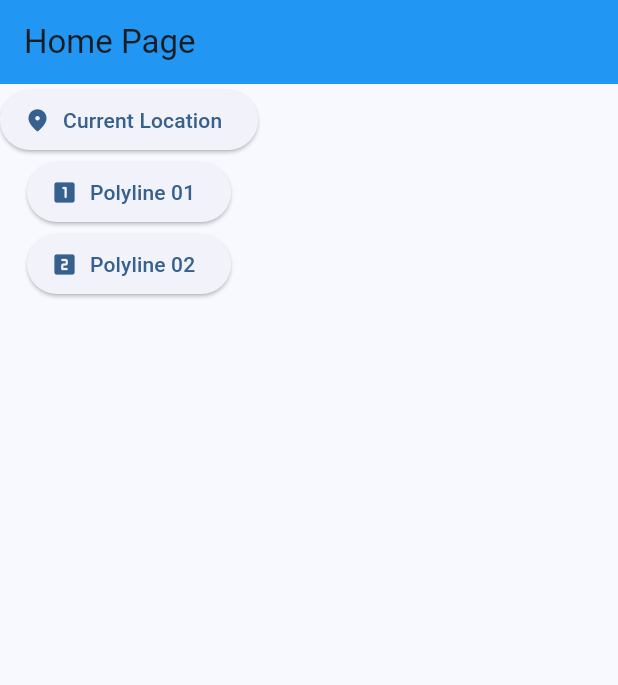
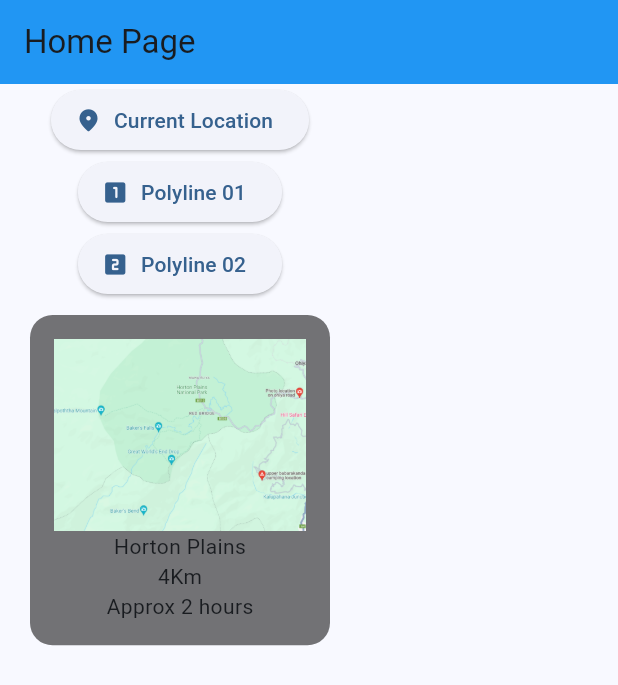
Before and after one commit to Sanuda3088/maps, a Flutter app: the screen it shows after launch, on a phone screen of 412 x 824 dp. Shown: the top 685 px of the screen. Run offline on Flutter 3.47's test engine with Material 2 defaults, Android fonts, the phone set to English and light mode, and no system bars; our stand-ins replace google_maps_flutter, location.

Commit message:
constant bad

```diff
--- a/lib/homepage.dart
+++ b/lib/homepage.dart
@@ -1,5 +1,6 @@
 import 'package:flutter/material.dart';
 import 'package:maps/map.dart';
+import 'package:maps/map_tile.dart';
 import 'package:maps/polylines/poly01.dart';
 import 'package:maps/polylines/poly02.dart';
 
@@ -47,6 +48,12 @@ class _HomePageState extends State<HomePage> {
                 )
             );
           }, icon: const Icon(Icons.looks_two_rounded), label: const Text('Polyline 02')),
+
+          const MapTile(
+            imageName: "assets/map.png",
+            destination: "Horton Plains",
+            distance: "4Km",
+            time: "Approx 2 hours")
         ],
       )
     );
--- /dev/null
+++ b/lib/map_tile.dart
@@ -0,0 +1,33 @@
+import 'package:flutter/material.dart';
+
+class MapTile extends StatelessWidget {
+  final String imageName;
+  final String destination;
+  final String distance;
+  final String time;
+
+  const MapTile({super.key, required this.imageName, required this.destination, required this.distance, required this.time});
+
+  @override
+  Widget build(BuildContext context) {
+    return Padding(
+      padding: const EdgeInsets.only(left: 20, right: 20, top: 10, bottom: 5),
+      child: Container(
+        padding: const EdgeInsets.all(16),
+        width: 200,
+        decoration: BoxDecoration(
+          borderRadius: BorderRadius.circular(15),
+          color: Colors.black54,
+        ),
+        child: Column(
+          children: [
+            Image.asset(imageName),
+            Text(destination),
+            Text(distance),
+            Text(time),
+            ],
+        ),
+      ),
+    );
+  }
+}
--- a/pubspec.yaml
+++ b/pubspec.yaml
@@ -67,6 +67,7 @@ flutter:
   # To add assets to your application, add an assets section, like this:
   assets:
     - assets/polyline01.json
+    - assets/map.png
 
   # An image asset can refer to one or more resolution-specific "variants", see
   # https://flutter.dev/assets-and-images/#resolution-aware
```
Also changed, not shown: assets/map.png (added).
